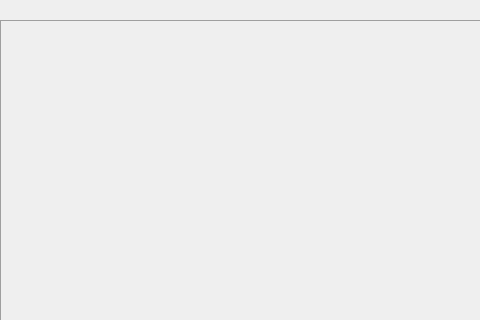
Before: the Qt Designer form src/textadept_qt.ui in orbitalquark/textadept, drawn with Qt 5; both pictures show x 0 to 480 and y 0 to 320 of the 1000 by 600 pixel window.
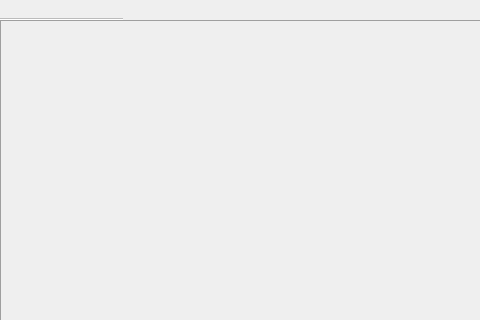
After: the same form once the commit is applied.

Commit message: Fixed inability to show first buffer tab in Qt version.

```diff
--- a/src/textadept_qt.ui
+++ b/src/textadept_qt.ui
@@ -71,9 +71,6 @@
          <property name="movable" stdset="0">
           <bool>true</bool>
          </property>
-         <property name="autoHide" stdset="0">
-          <bool>true</bool>
-         </property>
          <property name="usesScrollButtons" stdset="0">
           <bool>true</bool>
          </property>
```
